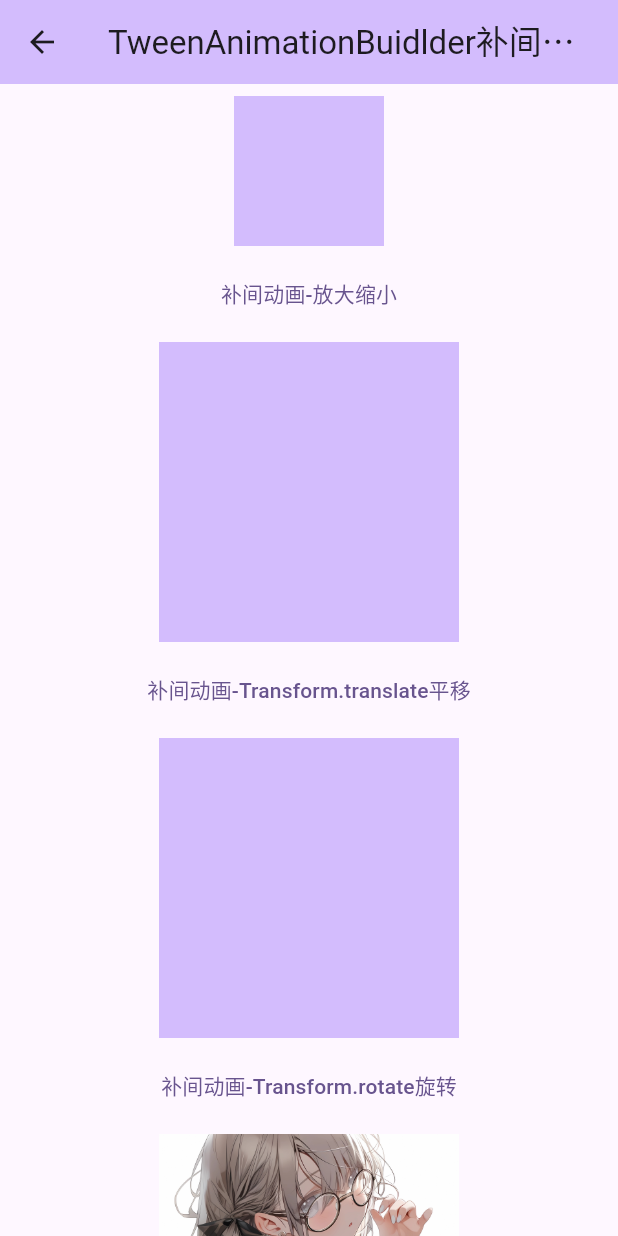
After one commit to 7-bit11/flutter_demo, a Flutter app: the screen it shows after launch, after a tap on "TweenAnimationBuidlder-补间动画", on a phone screen of 412 x 824 dp. The commit adds this screen. Run offline on Flutter 3.47's test engine with Material 2 defaults, Android fonts, the phone set to English and light mode, and no system bars; our stand-ins replace get.

Commit message:
1.Curves-线性动画 2.拖动条-透明度 3.TweenAnimationBuidlder-补间动画 4.TweenAnimationBuidlder-计数器 5.AnimationController-动画控制器

```diff
--- a/lib/frame.dart
+++ b/lib/frame.dart
@@ -2,9 +2,14 @@ import 'package:flutter/material.dart';
 import 'package:flutter/services.dart';
 import 'package:get/get.dart';
 import 'package:study_demo/pages/AnimatedContainer_page.dart';
+import 'package:study_demo/pages/AnimationController_page.dart';
 import 'package:study_demo/pages/Autocomplete_page.dart';
 import 'package:study_demo/pages/BindingObserver_page.dart';
+import 'package:study_demo/pages/Curves_page.dart';
 import 'package:study_demo/pages/Magnifier_page.dart';
+import 'package:study_demo/pages/RangeSlider_page.dart';
+import 'package:study_demo/pages/TweenAnimationBuidlder_page.dart';
+import 'package:study_demo/pages/TweenAnimationBuidlder_page1.dart';
 
 class FramePage extends StatelessWidget {
   const FramePage({super.key});
@@ -31,6 +36,20 @@ class FramePage extends StatelessWidget {
             const SizedBox(height: 20),
             getItem(
                 "AnimatedContainer-简单动画效果(隐式)", const AnimatedContainerPage()),
+            const SizedBox(height: 20),
+            getItem("Curves-线性动画", const CurvesPage()),
+            const SizedBox(height: 20),
+            getItem("拖动条-透明度", const RangeSliderPage()),
+            const SizedBox(height: 20),
+            getItem("TweenAnimationBuidlder-补间动画",
+                const TweenAnimationBuidlderPage()),
+            const SizedBox(height: 20),
+            getItem("TweenAnimationBuidlder-计数器",
+                const TweenAnimationBuidlderPage1()),
+            const SizedBox(height: 20),
+            getItem(
+                "AnimationController-动画控制器", const AnimationControllerPage()),
+            const SizedBox(height: 20),
           ],
         ));
   }
--- a/lib/pages/AnimatedContainer_page.dart
+++ b/lib/pages/AnimatedContainer_page.dart
@@ -1,4 +1,5 @@
 import 'package:flutter/material.dart';
+import 'package:study_demo/widget/appbar.dart';
 
 class AnimatedContainerPage extends StatefulWidget {
   const AnimatedContainerPage({super.key});
@@ -14,11 +15,7 @@ class _AnimatedContainerPageState extends State<AnimatedContainerPage> {
   @override
   Widget build(BuildContext context) {
     return Scaffold(
-      appBar: AppBar(
-        centerTitle: true,
-        backgroundColor: Theme.of(context).colorScheme.inversePrimary,
-        title: const Text("AnimatedContainer简单动画-Demo"),
-      ),
+      appBar: StudyAppBar.MyAppBar("AnimatedContainer简单动画-Demo", context),
       body: Column(
         crossAxisAlignment: CrossAxisAlignment.center,
         mainAxisAlignment: MainAxisAlignment.center,
--- /dev/null
+++ b/lib/pages/TweenAnimationBuidlder_page.dart
@@ -0,0 +1,144 @@
+import 'package:flutter/material.dart';
+import 'package:study_demo/widget/appbar.dart';
+
+class TweenAnimationBuidlderPage extends StatefulWidget {
+  const TweenAnimationBuidlderPage({super.key});
+
+  @override
+  State<TweenAnimationBuidlderPage> createState() =>
+      _TweenAnimationBuidlderPageState();
+}
+
+class _TweenAnimationBuidlderPageState
+    extends State<TweenAnimationBuidlderPage> {
+  var beginwidth = 100.0;
+  var endwidth = 100.0;
+  var offset = 0.0;
+  var angle = 0.0;
+  var scale = 1.0;
+  @override
+  Widget build(BuildContext context) {
+    return Scaffold(
+      appBar: StudyAppBar.MyAppBar("TweenAnimationBuidlder补间动画-Demo", context),
+      body: ListView(
+        children: [
+          Padding(
+            padding: const EdgeInsets.all(8.0),
+            child: TweenAnimationBuilder(
+              tween: Tween(begin: beginwidth, end: endwidth),
+              duration: const Duration(seconds: 1),
+              builder: (context, value, child) {
+                return Center(
+                  child: Container(
+                    width: value,
+                    height: value,
+                    color: Theme.of(context).colorScheme.inversePrimary,
+                  ),
+                );
+              },
+            ),
+          ),
+          TextButton(
+              onPressed: () {
+                if (endwidth == 100) {
+                  endwidth = 300;
+                } else {
+                  endwidth = 100;
+                }
+                setState(() {});
+              },
+              child: const Text("补间动画-放大缩小")),
+          Padding(
+            padding: const EdgeInsets.all(8.0),
+            child: TweenAnimationBuilder(
+              tween: Tween(begin: offset, end: offset),
+              duration: const Duration(seconds: 1),
+              builder: (context, value, child) {
+                return Center(
+                  child: Transform.translate(
+                    offset: Offset(value, value),
+                    child: Container(
+                      width: 200,
+                      height: 200,
+                      color: Theme.of(context).colorScheme.inversePrimary,
+                    ),
+                  ),
+                );
+              },
+            ),
+          ),
+          TextButton(
+              onPressed: () {
+                if (offset == 0) {
+                  offset = 50;
+                } else {
+                  offset = 0;
+                }
+                setState(() {});
+              },
+              child: const Text("补间动画-Transform.translate平移")),
+          Padding(
+            padding: const EdgeInsets.all(8.0),
+            child: TweenAnimationBuilder(
+              tween: Tween(begin: angle, end: angle),
+              duration: const Duration(seconds: 1),
+              builder: (context, value, child) {
+                return Center(
+                  child: Transform.rotate(
+                    angle: value,
+                    child: Container(
+                      width: 200,
+                      height: 200,
+                      color: Theme.of(context).colorScheme.inversePrimary,
+                    ),
+                  ),
+                );
+              },
+            ),
+          ),
+          TextButton(
+              onPressed: () {
+                if (angle == 0) {
+                  angle = 6.28;
+                } else {
+                  angle = 0;
+                }
+                setState(() {});
+              },
+              child: const Text("补间动画-Transform.rotate旋转")),
+          Padding(
+            padding: const EdgeInsets.all(8.0),
+            child: TweenAnimationBuilder(
+              tween: Tween(begin: scale, end: scale),
+              duration: const Duration(seconds: 1),
+              builder: (context, value, child) {
+                return Center(
+                  child: Transform.scale(
+                    scale: value,
+                    child: Container(
+                      width: 200,
+                      height: 200,
+                      color: Theme.of(context).colorScheme.inversePrimary,
+                      child: Image.asset("assets/images/girl.jpg",
+                          fit: BoxFit.cover),
+                    ),
+                  ),
+                );
+              },
+            ),
+          ),
+          TextButton(
+              onPressed: () {
+                if (scale == 1) {
+                  scale = 7;
+                } else {
+                  scale = 1;
+                }
+                setState(() {});
+              },
+              child: const Text("补间动画-Transform.scale缩放"))
+        ],
+      ),
+    );
+  }
+}
--- /dev/null
+++ b/lib/widget/appbar.dart
@@ -0,0 +1,13 @@
+// ignore_for_file: non_constant_identifier_names
+
+import 'package:flutter/material.dart';
+
+class StudyAppBar {
+  static PreferredSizeWidget MyAppBar(String title, BuildContext context) {
+    return AppBar(
+      centerTitle: true,
+      backgroundColor: Theme.of(context).colorScheme.inversePrimary,
+      title: Text(title),
+    );
+  }
+}
```
Also changed, not shown: lib/pages/AnimationController_page.dart (added, +133 -0 lines), lib/pages/Autocomplete_page.dart (+2 -5 lines), lib/pages/BindingObserver_page.dart (+2 -5 lines), lib/pages/Curves_page.dart (added, +108 -0 lines), lib/pages/Magnifier_page.dart (+4 -8 lines), lib/pages/RangeSlider_page.dart (added, +68 -0 lines), lib/pages/TweenAnimationBuidlder_page1.dart (added, +105 -0 lines).
